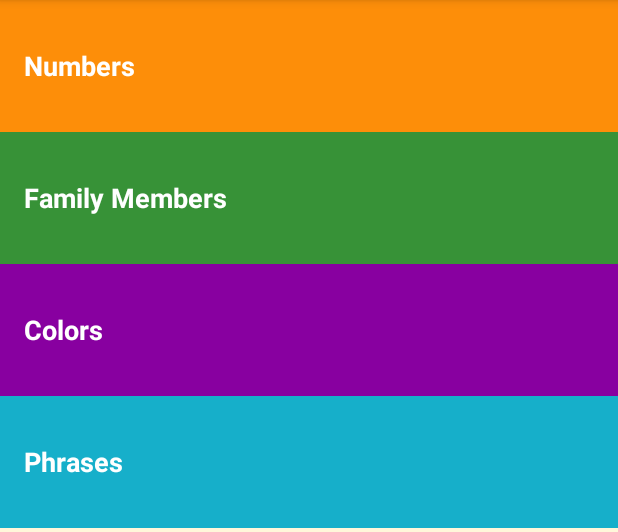
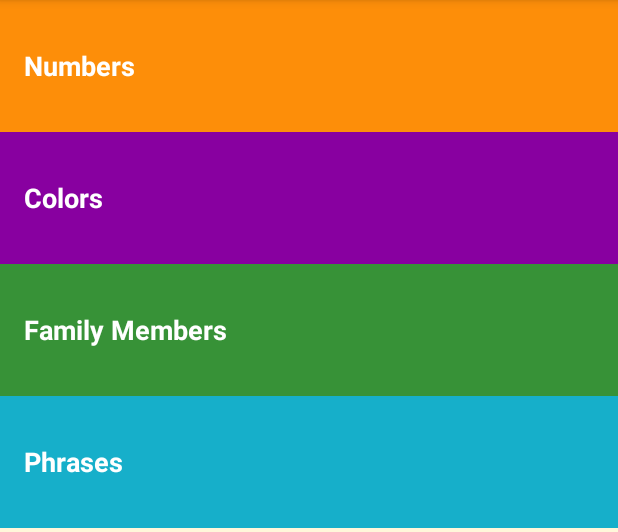
Before and after one commit to preethikishore/ud839_Miwok-lesson-one, an Android app: the screen it shows after launch (MainActivity), on a phone screen of 412 x 824 dp, the part 84-616 px from its top. Run offline under Robolectric (Android 15) with nearby library versions, the phone set to English and light mode, and no system bars.

Commit message:
final commit

```diff
--- a/app/src/main/java/com/example/android/miwok/WordAdapter.java
+++ b/app/src/main/java/com/example/android/miwok/WordAdapter.java
@@ -56,7 +56,8 @@ public class WordAdapter extends ArrayAdapter<Word> {
             iconView.setVisibility(View.GONE);
         }
 
-
+        ImageView playbutton_view = (ImageView) convertView.findViewById(R.id.play_icon);
+        playbutton_view.setImageResource(R.drawable.play_arrow_button);
 
         return convertView;
 
--- a/app/src/main/res/layout/activity_colors.xml
+++ b/app/src/main/res/layout/activity_colors.xml
@@ -5,10 +5,6 @@
     xmlns:tools="http://schemas.android.com/tools"
     android:layout_width="match_parent"
     android:layout_height="match_parent"
-    android:paddingBottom="@dimen/activity_vertical_margin"
-    android:paddingLeft="@dimen/activity_horizontal_margin"
-    android:paddingRight="@dimen/activity_horizontal_margin"
-    android:paddingTop="@dimen/activity_vertical_margin"
     tools:context="com.example.android.miwok.ColorsActivity">
     <ListView
         android:layout_width="match_parent"
--- a/app/src/main/res/layout/activity_family.xml
+++ b/app/src/main/res/layout/activity_family.xml
@@ -4,10 +4,6 @@
     xmlns:tools="http://schemas.android.com/tools"
     android:layout_width="match_parent"
     android:layout_height="match_parent"
-    android:paddingBottom="@dimen/activity_vertical_margin"
-    android:paddingLeft="@dimen/activity_horizontal_margin"
-    android:paddingRight="@dimen/activity_horizontal_margin"
-    android:paddingTop="@dimen/activity_vertical_margin"
     tools:context="com.example.android.miwok.FamilyActivity">
     <ListView
         android:layout_width="match_parent"
--- a/app/src/main/res/layout/activity_main.xml
+++ b/app/src/main/res/layout/activity_main.xml
@@ -22,28 +22,47 @@
     android:orientation="vertical"
     tools:context="com.example.android.miwok.MainActivity">
 
+    <FrameLayout
+        android:layout_width="match_parent"
+        android:layout_height="wrap_content"
+        android:background="@color/category_numbers">
         <TextView
             android:id="@+id/numbers"
             style="@style/CategoryStyle"
-        android:background="@color/category_numbers"
+            android:background="?android:attr/selectableItemBackground"
             android:text="@string/category_numbers" />
+    </FrameLayout>
+    <FrameLayout
+        android:layout_width="match_parent"
+        android:layout_height="wrap_content"
+        android:background="@color/category_colors">
+        <TextView
+            android:id="@+id/colors"
+            style="@style/CategoryStyle"
+            android:background="?android:attr/selectableItemBackground"
+            android:text="@string/category_colors" />
+    </FrameLayout>
 
+    <FrameLayout
+        android:layout_width="match_parent"
+        android:layout_height="wrap_content"
+        android:background="@color/category_family">
         <TextView
             android:id="@+id/family"
             style="@style/CategoryStyle"
-        android:background="@color/category_family"
+            android:background="?android:attr/selectableItemBackground"
             android:text="@string/category_family" />
+    </FrameLayout>
 
-    <TextView
-        android:id="@+id/colors"
-        style="@style/CategoryStyle"
-        android:background="@color/category_colors"
-        android:text="@string/category_colors" />
-
+    <FrameLayout
+        android:layout_width="match_parent"
+        android:layout_height="wrap_content"
+        android:background="@color/category_phrases">
         <TextView
             android:id="@+id/phrases"
             style="@style/CategoryStyle"
-        android:background="@color/category_phrases"
+            android:background="?android:attr/selectableItemBackground"
             android:text="@string/category_phrases" />
+    </FrameLayout>
 
 </LinearLayout>
--- a/app/src/main/res/layout/activity_numbers.xml
+++ b/app/src/main/res/layout/activity_numbers.xml
@@ -4,10 +4,6 @@
     xmlns:tools="http://schemas.android.com/tools"
     android:layout_width="match_parent"
     android:layout_height="match_parent"
-    android:paddingBottom="@dimen/activity_vertical_margin"
-    android:paddingLeft="@dimen/activity_horizontal_margin"
-    android:paddingRight="@dimen/activity_horizontal_margin"
-    android:paddingTop="@dimen/activity_vertical_margin"
     tools:context="com.example.android.miwok.NumbersActivity">
     <ListView
         android:layout_width="match_parent"
--- a/app/src/main/res/layout/activity_phrases.xml
+++ b/app/src/main/res/layout/activity_phrases.xml
@@ -4,10 +4,6 @@
     xmlns:tools="http://schemas.android.com/tools"
     android:layout_width="match_parent"
     android:layout_height="match_parent"
-    android:paddingBottom="@dimen/activity_vertical_margin"
-    android:paddingLeft="@dimen/activity_horizontal_margin"
-    android:paddingRight="@dimen/activity_horizontal_margin"
-    android:paddingTop="@dimen/activity_vertical_margin"
     tools:context="com.example.android.miwok.PhrasesActivity">
     <ListView
         android:layout_width="match_parent"
```
Also changed, not shown: app/src/main/res/layout/activity_word.xml (+15 -5 lines), app/src/main/res/drawable-hdpi/play_arrow_button.png (added), app/src/main/res/drawable-mdpi/play_arrow_button.png (added), app/src/main/res/drawable-xhdpi/play_arrow_button.png (added), app/src/main/res/drawable-xxhdpi/play_arrow_button.png (added), app/src/main/res/drawable-xxxhdpi/play_arrow_button.png (added). Lines whose indentation alone changed are shown as unchanged.
